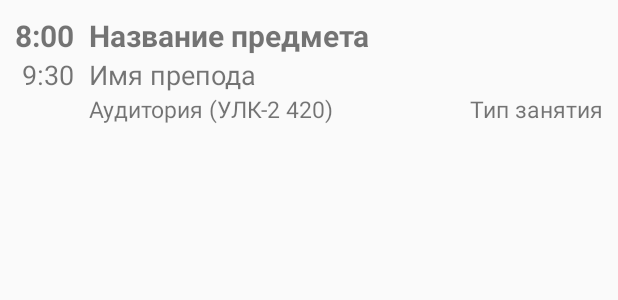
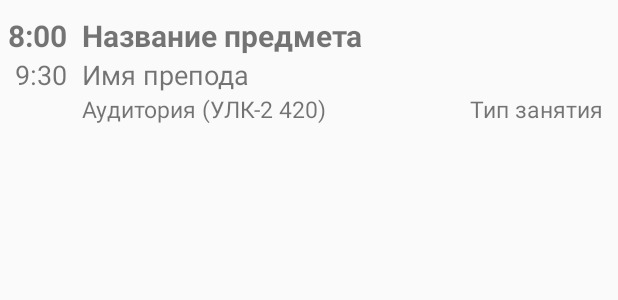
Before and after one commit to IvanShamsiev/Schedule, an Android app: the layout item_lesson.xml on its own in the app's theme, with its tools: preview values and no code run, on a phone screen of 412 x 824 dp. Shown: the top 300 px of the screen. Run offline under Robolectric (Android 15) with nearby library versions, the phone set to English and light mode, and no system bars.

Commit message:
Change item_lesson from Linear layouts to Constraint layout Change upload schedule "changeSchedule.php" to new constant in MainActivity "changeNewSchedule.php" Add StartActivity

```diff
--- a/app/src/main/AndroidManifest.xml
+++ b/app/src/main/AndroidManifest.xml
@@ -9,7 +9,9 @@
         android:roundIcon="@drawable/kit"
         android:supportsRtl="true"
         android:theme="@style/AppTheme">
-        <activity android:name=".ui.AboutLessonActivity"
+        <activity android:name=".ui.StartActivity"></activity>
+        <activity
+            android:name=".ui.AboutLessonActivity"
             android:theme="@style/Theme.AppCompat.Light.NoActionBar" />
         <activity
             android:name=".ui.FullScheduleActivity"
--- a/app/src/main/java/com/example/schedule/logic/ScheduleHelper.java
+++ b/app/src/main/java/com/example/schedule/logic/ScheduleHelper.java
@@ -18,6 +18,7 @@ import okhttp3.OkHttpClient;
 import okhttp3.Request;
 import okhttp3.RequestBody;
 
+import static com.example.schedule.ui.MainActivity.changeScheduleName;
 import static com.example.schedule.ui.MainActivity.scheduleFileName;
 import static com.example.schedule.ui.MainActivity.url;
 
@@ -54,7 +55,7 @@ public class ScheduleHelper {
 
         RequestBody body = new FormBody.Builder().add("newSchedule", json).build();
         Request request = new Request.Builder()
-                .url(url + "changeSchedule.php")
+                .url(url + changeScheduleName)
                 .post(body)
                 .build();
 
--- a/app/src/main/java/com/example/schedule/ui/MainActivity.java
+++ b/app/src/main/java/com/example/schedule/ui/MainActivity.java
@@ -51,6 +51,7 @@ public class MainActivity extends AppCompatActivity {
 
     // Constants
     public static final String scheduleFileName = "scheduleForAll.json";
+    public static final String changeScheduleName = "changeNewSchedule.php";
     public static final String url = "https://schedule2171112.000webhostapp.com/";
     public static final String[] months = {"Января", "Февраля", "Марта", "Апреля", "Мая", "Июня",
             "Июля", "Августа", "Сентября", "Октября", "Ноября", "Декабря"};
--- /dev/null
+++ b/app/src/main/java/com/example/schedule/ui/StartActivity.java
@@ -0,0 +1,16 @@
+package com.example.schedule.ui;
+
+import androidx.appcompat.app.AppCompatActivity;
+
+import android.os.Bundle;
+
+import com.example.schedule.R;
+
+public class StartActivity extends AppCompatActivity {
+
+    @Override
+    protected void onCreate(Bundle savedInstanceState) {
+        super.onCreate(savedInstanceState);
+        setContentView(R.layout.activity_start);
+    }
+}
--- /dev/null
+++ b/app/src/main/res/layout/activity_start.xml
@@ -0,0 +1,9 @@
+<?xml version="1.0" encoding="utf-8"?>
+<androidx.constraintlayout.widget.ConstraintLayout xmlns:android="http://schemas.android.com/apk/res/android"
+    xmlns:app="http://schemas.android.com/apk/res-auto"
+    xmlns:tools="http://schemas.android.com/tools"
+    android:layout_width="match_parent"
+    android:layout_height="match_parent"
+    tools:context=".ui.StartActivity">
+
+</androidx.constraintlayout.widget.ConstraintLayout>
--- a/app/src/main/res/layout/item_lesson.xml
+++ b/app/src/main/res/layout/item_lesson.xml
@@ -1,88 +1,82 @@
 <?xml version="1.0" encoding="utf-8"?>
-<LinearLayout xmlns:android="http://schemas.android.com/apk/res/android"
+<androidx.constraintlayout.widget.ConstraintLayout
+    xmlns:android="http://schemas.android.com/apk/res/android"
+    xmlns:app="http://schemas.android.com/apk/res-auto"
     xmlns:tools="http://schemas.android.com/tools"
     android:layout_width="match_parent"
     android:layout_height="wrap_content"
-    android:orientation="horizontal"
-    android:padding="10dp"
+    android:background="?android:selectableItemBackground"
+    android:clickable="true"
     android:focusable="true"
-    android:clickable="true"
-    android:background="?android:selectableItemBackground" >
+    android:paddingEnd="10dp"
+    android:paddingTop="10dp"
+    android:paddingBottom="10dp" >
 
-    <LinearLayout
-        android:layout_width="wrap_content"
-        android:layout_height="match_parent"
-        android:orientation="vertical"
-        android:paddingRight="10dp">
 
     <TextView
         android:id="@+id/timeLessonBegin"
         android:layout_width="wrap_content"
         android:layout_height="wrap_content"
-            android:layout_gravity="end"
+        android:layout_marginStart="5dp"
         android:textSize="9pt"
         android:textStyle="bold"
+        app:layout_constraintStart_toStartOf="parent"
+        app:layout_constraintTop_toTopOf="parent"
         tools:text="8:00" />
 
     <TextView
         android:id="@+id/timeLessonEnd"
-            android:layout_width="wrap_content"
+        android:layout_width="0dp"
         android:layout_height="wrap_content"
-            android:layout_gravity="end"
+        android:textAlignment="textEnd"
         android:textSize="8pt"
+        app:layout_constraintEnd_toEndOf="@+id/timeLessonBegin"
+        app:layout_constraintStart_toStartOf="parent"
+        app:layout_constraintTop_toBottomOf="@+id/timeLessonBegin"
         tools:text="9:30" />
 
-    </LinearLayout>
-
-    <LinearLayout
-        android:layout_width="0dp"
-        android:layout_height="wrap_content"
-        android:layout_weight="20"
-        android:orientation="vertical">
 
     <TextView
         android:id="@+id/lessonName"
-            android:layout_width="wrap_content"
+        android:layout_width="0dp"
         android:layout_height="wrap_content"
-            android:layout_gravity="start"
+        android:layout_marginStart="10dp"
         android:textSize="9pt"
         android:textStyle="bold"
+        app:layout_constraintEnd_toEndOf="@+id/lessonType"
+        app:layout_constraintStart_toEndOf="@+id/timeLessonBegin"
+        app:layout_constraintTop_toTopOf="@+id/timeLessonBegin"
         tools:text="Название предмета" />
 
     <TextView
         android:id="@+id/lessonTeacher"
-            android:layout_width="wrap_content"
+        android:layout_width="0dp"
         android:layout_height="wrap_content"
-            android:layout_gravity="start"
         android:textSize="8pt"
-            tools:text="Имя препода"/>
+        app:layout_constraintEnd_toEndOf="@+id/lessonType"
+        app:layout_constraintStart_toStartOf="@+id/lessonName"
+        app:layout_constraintTop_toBottomOf="@+id/lessonName"
+        tools:text="Имя препода" />
 
-        <LinearLayout
-            android:layout_width="match_parent"
-            android:layout_height="wrap_content"
-            android:orientation="horizontal">
 
     <TextView
         android:id="@+id/lessonLocation"
-                android:layout_width="wrap_content"
+        android:layout_width="0dp"
         android:layout_height="wrap_content"
-                android:layout_gravity="start"
         android:textSize="7pt"
+        app:layout_constraintEnd_toStartOf="@+id/lessonType"
+        app:layout_constraintStart_toStartOf="@+id/lessonTeacher"
+        app:layout_constraintTop_toBottomOf="@+id/lessonTeacher"
         tools:text="Аудитория (УЛК-2 420)" />
-
-            <Space
-                android:layout_width="0dp"
-                android:layout_height="0dp"
-                android:layout_weight="1" />
 
     <TextView
         android:id="@+id/lessonType"
         android:layout_width="wrap_content"
         android:layout_height="wrap_content"
         android:textSize="7pt"
+        app:layout_constraintBottom_toBottomOf="parent"
+        app:layout_constraintEnd_toEndOf="parent"
         tools:text="Тип занятия" />
-        </LinearLayout>
 
-    </LinearLayout>
 
-</LinearLayout>
+</androidx.constraintlayout.widget.ConstraintLayout>
```
Lines whose indentation alone changed are shown as unchanged.
